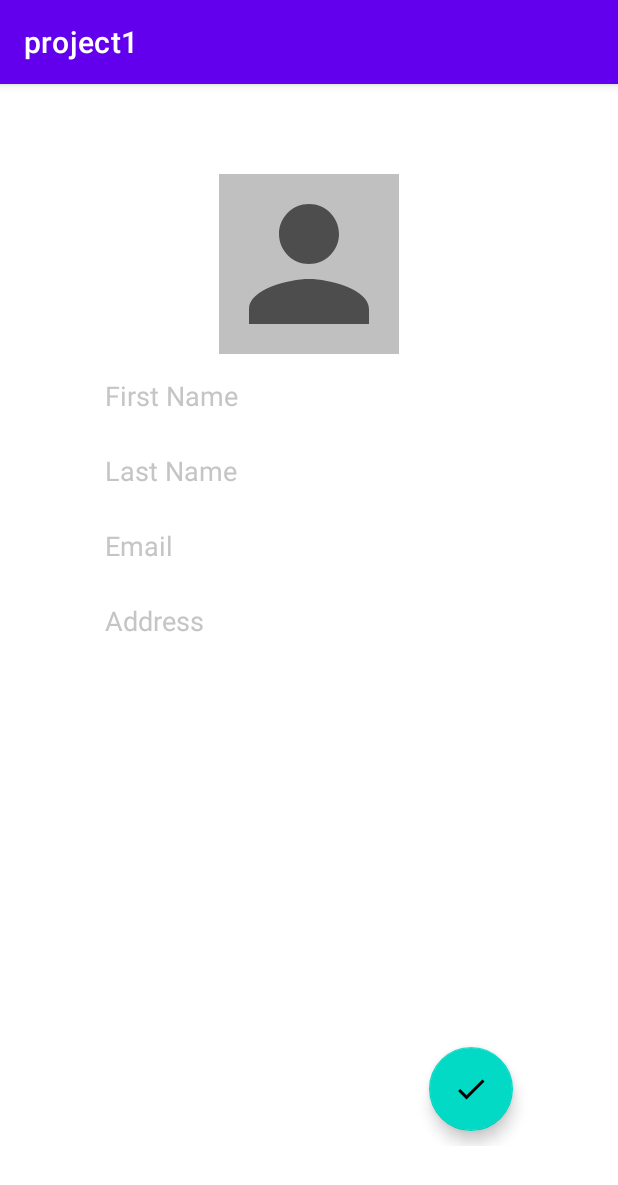
After one commit to lke1221/madpj1, an Android app: the addContact screen opened directly, with no data from a screen before it, on a phone screen of 412 x 824 dp. The commit adds this screen. Shown: the top 1185 px of the screen. Run offline under Robolectric (Android 15) with nearby library versions, the light colour scheme and no system bars.

Commit message:
add contact fixing

```diff
--- a/app/build.gradle
+++ b/app/build.gradle
@@ -30,6 +30,9 @@ android {
     kotlinOptions {
         jvmTarget = '1.8'
     }
+    buildFeatures{
+        viewBinding true
+    }
 }
 
 dependencies {
--- a/app/src/main/AndroidManifest.xml
+++ b/app/src/main/AndroidManifest.xml
@@ -17,6 +17,8 @@
                 <category android:name="android.intent.category.LAUNCHER" />
             </intent-filter>
         </activity>
+        <activity android:name=".addContact"></activity>
+
     </application>
 
     <uses-permission android:name="android.permission.READ_EXTERNAL_STORAGE"/>
--- /dev/null
+++ b/app/src/main/java/com/example/project1/addContact.kt
@@ -0,0 +1,55 @@
+package com.example.project1
+
+import android.Manifest
+import android.net.Uri
+import android.os.Bundle
+import android.os.PersistableBundle
+import android.view.LayoutInflater
+import android.view.View
+import android.view.ViewGroup
+import android.widget.Button
+import android.widget.ImageView
+import androidx.appcompat.app.AppCompatActivity
+import androidx.fragment.app.Fragment
+import com.example.project1.databinding.ActivityMainBinding
+
+class addContact : AppCompatActivity() {
+    private lateinit var binding: ActivityMainBinding
+
+    private val TAG = "CONTACT_ADD_TAG"
+
+    private lateinit var contactPermission: Array<String>
+    private val WRITE_CONTACT_PERMISSION_CODE = 100
+    private val IMAGE_PICK_GALLERY_CODE = 200
+    private val image_uri: Uri? = null
+
+    override fun onCreate(savedInstanceState: Bundle?) {
+        super.onCreate(savedInstanceState)
+        setContentView(R.layout.add_contact)
+
+
+        contactPermission = arrayOf(Manifest.permission.WRITE_CONTACTS)
+        findViewById<ImageView>(R.id.profileIv).setOnClickListener {
+
+        }
+
+
+
+
+
+
+
+
+
+
+
+
+
+
+
+
+        /*finish()*/
+
+
+    }
+}
--- a/app/src/main/java/com/example/project1/frag1.kt
+++ b/app/src/main/java/com/example/project1/frag1.kt
@@ -3,6 +3,7 @@ package com.example.project1
 import android.Manifest
 import android.app.Activity
 import android.content.Context
+import android.content.Intent
 import android.content.pm.PackageManager
 import android.net.Uri
 import android.os.Build
@@ -20,6 +21,7 @@ import androidx.core.app.ActivityCompat
 import androidx.core.content.ContextCompat
 import androidx.recyclerview.widget.LinearLayoutManager
 import androidx.recyclerview.widget.RecyclerView
+import com.google.android.material.floatingactionbutton.FloatingActionButton
 
 class frag1 : Fragment() {
 
@@ -112,6 +114,10 @@ class frag1 : Fragment() {
 
         }
         getContacts(view)
+        view.findViewById<FloatingActionButton>(R.id.add_button).setOnClickListener {
+            val intent = Intent(requireActivity(), addContact::class.java)
+            startActivity(intent)
+        }
         return view
     }
 
--- /dev/null
+++ b/app/src/main/res/layout/add_contact.xml
@@ -0,0 +1,114 @@
+<?xml version="1.0" encoding="utf-8"?>
+<RelativeLayout
+    xmlns:android="http://schemas.android.com/apk/res/android"
+    xmlns:app="http://schemas.android.com/apk/res-auto"
+    xmlns:tools="http://schemas.android.com/tools"
+    android:layout_width="match_parent"
+    android:layout_height="match_parent"
+    android:padding="60dp"
+    tools:context=".frag1">
+
+    <ImageView
+        android:id="@+id/profileIv"
+        android:layout_width="120dp"
+        android:layout_height="120dp"
+        android:background="#c0c0c0"
+        android:layout_centerHorizontal="true"
+        android:src="@drawable/ic_baseline_person_24" />
+
+    <!--EditText: First Name-->
+    <EditText
+        android:id="@+id/firstNameEt"
+        android:background="#fff"
+        android:padding="10dp"
+        android:layout_below="@id/profileIv"
+        android:layout_marginTop="5dp"
+        android:textColorHint="#c5c5c5"
+        android:hint="First Name"
+        android:textColor="#000"
+        android:layout_width="match_parent"
+        android:layout_height="wrap_content"
+        android:inputType="textPersonName"/>
+
+    <!--EditText: Last Name-->
+    <EditText
+        android:id="@+id/lastNameEt"
+        android:background="#fff"
+        android:padding="10dp"
+        android:layout_below="@id/firstNameEt"
+        android:layout_marginTop="5dp"
+        android:textColorHint="#c5c5c5"
+        android:hint="Last Name"
+        android:textColor="#000"
+        android:layout_width="match_parent"
+        android:layout_height="wrap_content"
+        android:inputType="textPersonName"/>
+
+    <!--EditText: Phone Number (Mobile)-->
+    <EditText
+        android:id="@+id/phoneMobileEt"
+        android:background="#fff"
+        android:padding="10dp"
+        android:layout_below="@id/lastNameEt"
+        android:layout_marginTop="5dp"
+        android:textColorHint="#c5c5c5"
+        android:hint="Phone Number (Mobile)"
+        android:textColor="#000"
+        android:layout_width="match_parent"
+        android:layout_height="wrap_content"
+        android:inputType="phone"/>
+
+    <!--EditText: Phone Number (Home)-->
+    <EditText
+        android:id="@+id/phoneHomeEt"
+        android:background="#fff"
+        android:padding="10dp"
+        android:layout_below="@id/lastNameEt"
+        android:layout_marginTop="5dp"
+        android:textColorHint="#c5c5c5"
+        android:hint="Phone Number (Home)"
+        android:textColor="#000"
+        android:layout_width="match_parent"
+        android:layout_height="wrap_content"
+        android:inputType="phone"/>
+
+    <!--EditText: Email-->
+    <EditText
+        android:id="@+id/emailEt"
+        android:background="#fff"
+        android:padding="10dp"
+        android:layout_below="@id/lastNameEt"
+        android:layout_marginTop="5dp"
+        android:textColorHint="#c5c5c5"
+        android:hint="Email"
+        android:textColor="#000"
+        android:layout_width="match_parent"
+        android:layout_height="wrap_content"
+        android:inputType="textEmailAddress"/>
+
+    <!--EditText: Address-->
+    <EditText
+        android:id="@+id/addressEt"
+        android:background="#fff"
+        android:padding="10dp"
+        android:layout_below="@id/emailEt"
+        android:layout_marginTop="5dp"
+        android:textColorHint="#c5c5c5"
+        android:hint="Address"
+        android:textColor="#000"
+        android:layout_width="match_parent"
+        android:layout_height="wrap_content"
+        android:inputType="textPostalAddress"/>
+
+    <!--FloatingActionButton: To save the contact -->
+    <com.google.android.material.floatingactionbutton.FloatingActionButton
+        android:id="@+id/saveFab"
+        android:layout_width="wrap_content"
+        android:layout_height="wrap_content"
+        android:layout_margin="10dp"
+        android:layout_alignParentRight="true"
+        android:layout_alignParentEnd="true"
+        android:layout_alignParentBottom="true"
+        android:src="@drawable/ic_baseline_done_24" />
+
+</RelativeLayout>
--- a/app/src/main/res/layout/fragment_frag1.xml
+++ b/app/src/main/res/layout/fragment_frag1.xml
@@ -7,12 +7,22 @@
     android:paddingTop="50dp"
     tools:context=".frag1">
 
-
-
     <androidx.recyclerview.widget.RecyclerView
         android:id="@+id/contact_list"
         android:layout_width="match_parent"
         android:layout_height="match_parent"
         tools:listitem="@layout/contact_child"/>
 
+    <com.google.android.material.floatingactionbutton.FloatingActionButton
+        android:id="@+id/add_button"
+        android:layout_width="wrap_content"
+        android:layout_height="wrap_content"
+        android:clickable="true"
+        android:layout_alignParentRight="true"
+        android:layout_alignParentEnd="true"
+        android:layout_alignParentBottom="true"
+        android:layout_margin="20dp"
+        android:src="@android:drawable/ic_menu_add" />
+
+
 </RelativeLayout>
```
